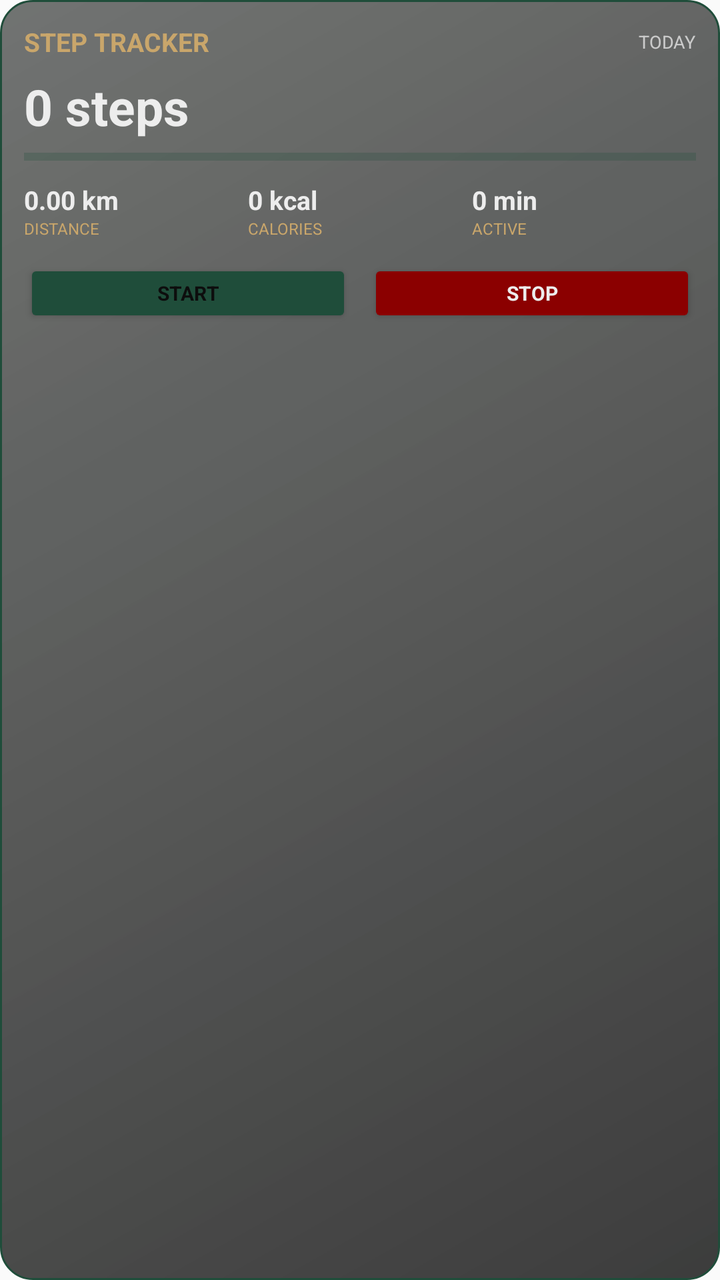
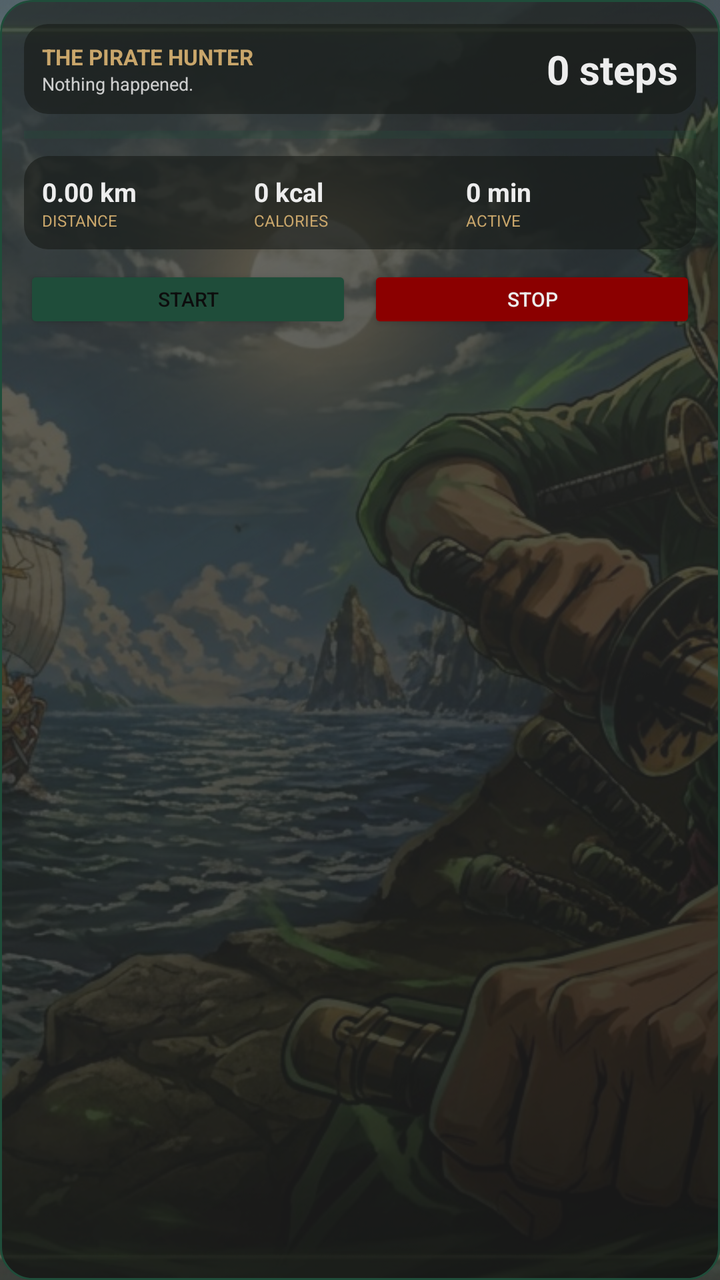

An Android layout rendered at two revisions. The XML below is the earlier revision; the diff shows what the commit changed to produce the second picture.
<!-- AndroidManifest.xml: application theme Theme.StepTracker -->
<!-- res/layout/widget_step_tracker.xml -->
﻿<?xml version="1.0" encoding="utf-8"?>
<LinearLayout xmlns:android="http://schemas.android.com/apk/res/android"
    android:id="@+id/widget_root"
    android:layout_width="match_parent"
    android:layout_height="match_parent"
    android:orientation="vertical"
    android:background="@drawable/widget_background"
    android:padding="12dp">

    <LinearLayout
        android:layout_width="match_parent"
        android:layout_height="wrap_content"
        android:gravity="center_vertical"
        android:orientation="horizontal">

        <TextView
            android:id="@+id/widget_moniker"
            android:layout_width="0dp"
            android:layout_height="wrap_content"
            android:layout_weight="1"
            android:ellipsize="end"
            android:maxLines="1"
            android:text="STEP TRACKER"
            android:textColor="@color/katana_gold"
            android:textSize="13sp"
            android:textStyle="bold"
            android:typeface="sans" />

        <TextView
            android:id="@+id/widget_quote"
            android:layout_width="wrap_content"
            android:layout_height="wrap_content"
            android:alpha="0.75"
            android:text="TODAY"
            android:textColor="@color/bandage_white"
            android:textSize="9sp"
            android:typeface="sans" />
    </LinearLayout>

    <LinearLayout
        android:layout_width="match_parent"
        android:layout_height="wrap_content"
        android:layout_marginTop="10dp"
        android:gravity="bottom"
        android:orientation="horizontal">

        <TextView
            android:id="@+id/widget_steps"
            android:layout_width="wrap_content"
            android:layout_height="wrap_content"
            android:includeFontPadding="false"
            android:text="0 steps"
            android:textColor="@color/bandage_white"
            android:textSize="25sp"
            android:textStyle="bold"
            android:typeface="sans" />

        <TextView
            android:id="@+id/widget_steps_label"
            android:layout_width="wrap_content"
            android:layout_height="wrap_content"
            android:layout_marginStart="5dp"
            android:text="STEPS"
            android:textColor="@color/katana_gold"
            android:textSize="9sp"
            android:visibility="gone" />
    </LinearLayout>

    <ProgressBar
        android:id="@+id/widget_progress"
        style="?android:attr/progressBarStyleHorizontal"
        android:layout_width="match_parent"
        android:layout_height="5dp"
        android:layout_marginTop="7dp"
        android:max="10000"
        android:progress="0"
        android:progressBackgroundTint="@color/haramaki_green"
        android:progressTint="@color/katana_gold" />

    <LinearLayout
        android:layout_width="match_parent"
        android:layout_height="wrap_content"
        android:layout_marginTop="10dp"
        android:orientation="horizontal">

        <LinearLayout
            android:layout_width="0dp"
            android:layout_height="wrap_content"
            android:layout_weight="1"
            android:orientation="vertical">
            <TextView android:id="@+id/widget_distance"
                android:layout_width="wrap_content" android:layout_height="wrap_content"
                android:text="0.00 km" android:textColor="@color/bandage_white"
                android:textSize="13sp" android:textStyle="bold" android:typeface="sans" />
            <TextView android:id="@+id/widget_distance_label"
                android:layout_width="wrap_content" android:layout_height="wrap_content"
                android:text="DISTANCE" android:textColor="@color/katana_gold" android:textSize="8sp" />
        </LinearLayout>

        <LinearLayout
            android:layout_width="0dp"
            android:layout_height="wrap_content"
            android:layout_weight="1"
            android:orientation="vertical">
            <TextView android:id="@+id/widget_calories"
                android:layout_width="wrap_content" android:layout_height="wrap_content"
                android:text="0 kcal" android:textColor="@color/bandage_white"
                android:textSize="13sp" android:textStyle="bold" android:typeface="sans" />
            <TextView android:id="@+id/widget_calories_label"
                android:layout_width="wrap_content" android:layout_height="wrap_content"
                android:text="CALORIES" android:textColor="@color/katana_gold" android:textSize="8sp" />
        </LinearLayout>

        <LinearLayout
            android:layout_width="0dp"
            android:layout_height="wrap_content"
            android:layout_weight="1"
            android:orientation="vertical">
            <TextView android:id="@+id/widget_active_min"
                android:layout_width="wrap_content" android:layout_height="wrap_content"
                android:text="0 min" android:textColor="@color/bandage_white"
                android:textSize="13sp" android:textStyle="bold" android:typeface="sans" />
            <TextView android:id="@+id/widget_active_label"
                android:layout_width="wrap_content" android:layout_height="wrap_content"
                android:text="ACTIVE" android:textColor="@color/katana_gold" android:textSize="8sp" />
        </LinearLayout>
    </LinearLayout>

    <LinearLayout
        android:layout_width="match_parent"
        android:layout_height="wrap_content"
        android:layout_marginTop="10dp"
        android:orientation="horizontal">
        <Button android:id="@+id/widget_btn_start"
            android:layout_width="0dp" android:layout_height="34dp" android:layout_weight="1"
            android:layout_marginEnd="4dp" android:backgroundTint="@color/haramaki_green"
            android:insetTop="0dp" android:insetBottom="0dp" android:padding="0dp"
            android:text="START" android:textColor="@color/onigiri_black"
            android:textSize="10sp" android:textStyle="bold" android:typeface="sans" />
        <Button android:id="@+id/widget_btn_stop"
            android:layout_width="0dp" android:layout_height="34dp" android:layout_weight="1"
            android:layout_marginStart="4dp" android:backgroundTint="@color/blood_oath_red"
            android:insetTop="0dp" android:insetBottom="0dp" android:padding="0dp"
            android:text="STOP" android:textColor="@color/bandage_white"
            android:textSize="10sp" android:textStyle="bold" android:typeface="sans" />
    </LinearLayout>

    <ImageView android:id="@+id/widget_bg_image"
        android:layout_width="0dp" android:layout_height="0dp" android:visibility="gone" />
</LinearLayout>
<!-- resources referenced by this layout -->
<resources>
  <color name="bandage_white">#EDEDED</color>
  <color name="blood_oath_red">#8B0000</color>
  <color name="haramaki_green">#1F4D3A</color>
  <color name="katana_gold">#C9A66B</color>
  <color name="onigiri_black">#0D0D0D</color>
  <!-- drawable widget_background (drawable) -->
  <?xml version="1.0" encoding="utf-8"?>
  <shape xmlns:android="http://schemas.android.com/apk/res/android"
      android:shape="rectangle">
      <gradient
          android:startColor="#CC0D0D0D"
          android:endColor="#99161A17"
          android:angle="135" />
      <corners android:radius="16dp" />
      <stroke android:width="1dp" android:color="@color/haramaki_green" />
  </shape>
  <style name="Theme.StepTracker" parent="android:Theme.Material.Light.NoActionBar" />
</resources>

<!-- the commit's change to res/layout/widget_step_tracker.xml (unified diff, before → after) -->
@@ -1,150 +1,111 @@
 ﻿<?xml version="1.0" encoding="utf-8"?>
-<LinearLayout xmlns:android="http://schemas.android.com/apk/res/android"
+<FrameLayout xmlns:android="http://schemas.android.com/apk/res/android"
     android:id="@+id/widget_root"
     android:layout_width="match_parent"
-    android:layout_height="match_parent"
-    android:orientation="vertical"
-    android:background="@drawable/widget_background"
-    android:padding="12dp">
+    android:layout_height="match_parent">
+
+    <ImageView
+        android:id="@+id/widget_bg_image"
+        android:layout_width="match_parent"
+        android:layout_height="match_parent"
+        android:scaleType="centerCrop"
+        android:src="@drawable/zoro_bg"
+        android:alpha="0.78" />
+
+    <ImageView
+        android:layout_width="match_parent"
+        android:layout_height="match_parent"
+        android:scaleType="fitXY"
+        android:src="@drawable/widget_background" />
 
     <LinearLayout
         android:layout_width="match_parent"
-        android:layout_height="wrap_content"
-        android:gravity="center_vertical"
-        android:orientation="horizontal">
-
-        <TextView
-            android:id="@+id/widget_moniker"
-            android:layout_width="0dp"
-            android:layout_height="wrap_content"
-            android:layout_weight="1"
-            android:ellipsize="end"
-            android:maxLines="1"
-            android:text="STEP TRACKER"
-            android:textColor="@color/katana_gold"
-            android:textSize="13sp"
-            android:textStyle="bold"
-            android:typeface="sans" />
-
-        <TextView
-            android:id="@+id/widget_quote"
-            android:layout_width="wrap_content"
-            android:layout_height="wrap_content"
-            android:alpha="0.75"
-            android:text="TODAY"
-            android:textColor="@color/bandage_white"
-            android:textSize="9sp"
-            android:typeface="sans" />
-    </LinearLayout>
-
-    <LinearLayout
-        android:layout_width="match_parent"
-        android:layout_height="wrap_content"
-        android:layout_marginTop="10dp"
-        android:gravity="bottom"
-        android:orientation="horizontal">
-
-        <TextView
-            android:id="@+id/widget_steps"
-            android:layout_width="wrap_content"
-            android:layout_height="wrap_content"
-            android:includeFontPadding="false"
-            android:text="0 steps"
-            android:textColor="@color/bandage_white"
-            android:textSize="25sp"
-            android:textStyle="bold"
-            android:typeface="sans" />
-
-        <TextView
-            android:id="@+id/widget_steps_label"
-            android:layout_width="wrap_content"
-            android:layout_height="wrap_content"
-            android:layout_marginStart="5dp"
-            android:text="STEPS"
-            android:textColor="@color/katana_gold"
-            android:textSize="9sp"
-            android:visibility="gone" />
-    </LinearLayout>
-
-    <ProgressBar
-        android:id="@+id/widget_progress"
-        style="?android:attr/progressBarStyleHorizontal"
-        android:layout_width="match_parent"
-        android:layout_height="5dp"
-        android:layout_marginTop="7dp"
-        android:max="10000"
-        android:progress="0"
-        android:progressBackgroundTint="@color/haramaki_green"
-        android:progressTint="@color/katana_gold" />
-
-    <LinearLayout
-        android:layout_width="match_parent"
-        android:layout_height="wrap_content"
-        android:layout_marginTop="10dp"
-        android:orientation="horizontal">
+        android:layout_height="match_parent"
+        android:orientation="vertical"
+        android:padding="12dp">
 
         <LinearLayout
-            android:layout_width="0dp"
+            android:layout_width="match_parent"
             android:layout_height="wrap_content"
-            android:layout_weight="1"
-            android:orientation="vertical">
-            <TextView android:id="@+id/widget_distance"
+            android:background="@drawable/stat_row_background"
+            android:gravity="center_vertical"
+            android:orientation="horizontal"
+            android:padding="9dp">
+
+            <LinearLayout
+                android:layout_width="0dp"
+                android:layout_height="wrap_content"
+                android:layout_weight="1"
+                android:orientation="vertical">
+                <TextView android:id="@+id/widget_moniker"
+                    android:layout_width="wrap_content" android:layout_height="wrap_content"
+                    android:ellipsize="end" android:maxLines="1"
+                    android:text="THE PIRATE HUNTER" android:textColor="@color/katana_gold"
+                    android:textSize="11sp" android:textStyle="bold" />
+                <TextView android:id="@+id/widget_quote"
+                    android:layout_width="wrap_content" android:layout_height="wrap_content"
+                    android:alpha="0.85" android:maxLines="1" android:ellipsize="end"
+                    android:text="Nothing happened." android:textColor="@color/bandage_white"
+                    android:textSize="9sp" />
+            </LinearLayout>
+
+            <TextView android:id="@+id/widget_steps"
                 android:layout_width="wrap_content" android:layout_height="wrap_content"
-                android:text="0.00 km" android:textColor="@color/bandage_white"
-                android:textSize="13sp" android:textStyle="bold" android:typeface="sans" />
-            <TextView android:id="@+id/widget_distance_label"
-                android:layout_width="wrap_content" android:layout_height="wrap_content"
-                android:text="DISTANCE" android:textColor="@color/katana_gold" android:textSize="8sp" />
+                android:layout_marginStart="8dp" android:text="0 steps"
+                android:textColor="@color/bandage_white" android:textSize="20sp"
+                android:textStyle="bold" />
+        </LinearLayout>
+
+        <ProgressBar
+            android:id="@+id/widget_progress"
+            style="?android:attr/progressBarStyleHorizontal"
+            android:layout_width="match_parent" android:layout_height="5dp"
+            android:layout_marginTop="8dp" android:max="10000" android:progress="0"
+            android:progressBackgroundTint="@color/haramaki_green"
+            android:progressTint="@color/katana_gold" />
+
+        <LinearLayout
+            android:layout_width="match_parent" android:layout_height="wrap_content"
+            android:layout_marginTop="8dp" android:background="@drawable/stat_row_background"
+            android:orientation="horizontal" android:padding="9dp">
+
+            <LinearLayout android:layout_width="0dp" android:layout_height="wrap_content" android:layout_weight="1" android:orientation="vertical">
+                <TextView android:id="@+id/widget_distance" android:layout_width="wrap_content" android:layout_height="wrap_content"
+                    android:text="0.00 km" android:textColor="@color/bandage_white" android:textSize="13sp" android:textStyle="bold" />
+                <TextView android:id="@+id/widget_distance_label" android:layout_width="wrap_content" android:layout_height="wrap_content"
+                    android:text="DISTANCE" android:textColor="@color/katana_gold" android:textSize="8sp" />
+            </LinearLayout>
+            <LinearLayout android:layout_width="0dp" android:layout_height="wrap_content" android:layout_weight="1" android:orientation="vertical">
+                <TextView android:id="@+id/widget_calories" android:layout_width="wrap_content" android:layout_height="wrap_content"
+                    android:text="0 kcal" android:textColor="@color/bandage_white" android:textSize="13sp" android:textStyle="bold" />
+                <TextView android:id="@+id/widget_calories_label" android:layout_width="wrap_content" android:layout_height="wrap_content"
+                    android:text="CALORIES" android:textColor="@color/katana_gold" android:textSize="8sp" />
+            </LinearLayout>
+            <LinearLayout android:layout_width="0dp" android:layout_height="wrap_content" android:layout_weight="1" android:orientation="vertical">
+                <TextView android:id="@+id/widget_active_min" android:layout_width="wrap_content" android:layout_height="wrap_content"
+                    android:text="0 min" android:textColor="@color/bandage_white" android:textSize="13sp" android:textStyle="bold" />
+                <TextView android:id="@+id/widget_active_label" android:layout_width="wrap_content" android:layout_height="wrap_content"
+                    android:text="ACTIVE" android:textColor="@color/katana_gold" android:textSize="8sp" />
+            </LinearLayout>
         </LinearLayout>
 
         <LinearLayout
-            android:layout_width="0dp"
-            android:layout_height="wrap_content"
-            android:layout_weight="1"
-            android:orientation="vertical">
-            <TextView android:id="@+id/widget_calories"
-                android:layout_width="wrap_content" android:layout_height="wrap_content"
-                android:text="0 kcal" android:textColor="@color/bandage_white"
-                android:textSize="13sp" android:textStyle="bold" android:typeface="sans" />
-            <TextView android:id="@+id/widget_calories_label"
-                android:layout_width="wrap_content" android:layout_height="wrap_content"
-                android:text="CALORIES" android:textColor="@color/katana_gold" android:textSize="8sp" />
+            android:layout_width="match_parent" android:layout_height="wrap_content"
+            android:layout_marginTop="8dp" android:orientation="horizontal">
+            <Button android:id="@+id/widget_btn_start"
+                android:layout_width="0dp" android:layout_height="34dp" android:layout_weight="1"
+                android:layout_marginEnd="4dp" android:backgroundTint="@color/haramaki_green"
+                android:insetTop="0dp" android:insetBottom="0dp" android:padding="0dp"
+                android:text="START" android:textColor="@color/onigiri_black" android:textSize="10sp" />
+            <Button android:id="@+id/widget_btn_stop"
+                android:layout_width="0dp" android:layout_height="34dp" android:layout_weight="1"
+                android:layout_marginStart="4dp" android:backgroundTint="@color/blood_oath_red"
+                android:insetTop="0dp" android:insetBottom="0dp" android:padding="0dp"
+                android:text="STOP" android:textColor="@color/bandage_white" android:textSize="10sp" />
         </LinearLayout>
 
-        <LinearLayout
-            android:layout_width="0dp"
-            android:layout_height="wrap_content"
-            android:layout_weight="1"
-            android:orientation="vertical">
-            <TextView android:id="@+id/widget_active_min"
-                android:layout_width="wrap_content" android:layout_height="wrap_content"
-                android:text="0 min" android:textColor="@color/bandage_white"
-                android:textSize="13sp" android:textStyle="bold" android:typeface="sans" />
-            <TextView android:id="@+id/widget_active_label"
-                android:layout_width="wrap_content" android:layout_height="wrap_content"
-                android:text="ACTIVE" android:textColor="@color/katana_gold" android:textSize="8sp" />
-        </LinearLayout>
+        <TextView android:id="@+id/widget_steps_label"
+            android:layout_width="wrap_content" android:layout_height="wrap_content"
+            android:visibility="gone" />
     </LinearLayout>
-
-    <LinearLayout
-        android:layout_width="match_parent"
-        android:layout_height="wrap_content"
-        android:layout_marginTop="10dp"
-        android:orientation="horizontal">
-        <Button android:id="@+id/widget_btn_start"
-            android:layout_width="0dp" android:layout_height="34dp" android:layout_weight="1"
-            android:layout_marginEnd="4dp" android:backgroundTint="@color/haramaki_green"
-            android:insetTop="0dp" android:insetBottom="0dp" android:padding="0dp"
-            android:text="START" android:textColor="@color/onigiri_black"
-            android:textSize="10sp" android:textStyle="bold" android:typeface="sans" />
-        <Button android:id="@+id/widget_btn_stop"
-            android:layout_width="0dp" android:layout_height="34dp" android:layout_weight="1"
-            android:layout_marginStart="4dp" android:backgroundTint="@color/blood_oath_red"
-            android:insetTop="0dp" android:insetBottom="0dp" android:padding="0dp"
-            android:text="STOP" android:textColor="@color/bandage_white"
-            android:textSize="10sp" android:textStyle="bold" android:typeface="sans" />
-    </LinearLayout>
-
-    <ImageView android:id="@+id/widget_bg_image"
-        android:layout_width="0dp" android:layout_height="0dp" android:visibility="gone" />
-</LinearLayout>
+</FrameLayout>
<!-- resource entries referenced after the edit -->
@@ -5,6 +5,13 @@
   <color name="haramaki_green">#1F4D3A</color>
   <color name="katana_gold">#C9A66B</color>
   <color name="onigiri_black">#0D0D0D</color>
+  <!-- drawable stat_row_background (drawable) -->
+  <?xml version="1.0" encoding="utf-8"?>
+  <shape xmlns:android="http://schemas.android.com/apk/res/android"
+      android:shape="rectangle">
+      <solid android:color="#99161A17"/>
+      <corners android:radius="12dp"/>
+  </shape>
   <!-- drawable widget_background (drawable) -->
   <?xml version="1.0" encoding="utf-8"?>
   <shape xmlns:android="http://schemas.android.com/apk/res/android"
@@ -16,6 +23,7 @@
       <corners android:radius="16dp" />
       <stroke android:width="1dp" android:color="@color/haramaki_green" />
   </shape>
+  <!-- drawable zoro_bg: png bitmap (drawable-nodpi, 349872 bytes) -->
   <style name="Theme.StepTracker" parent="android:Theme.Material.Light.NoActionBar" />
 </resources>
 
